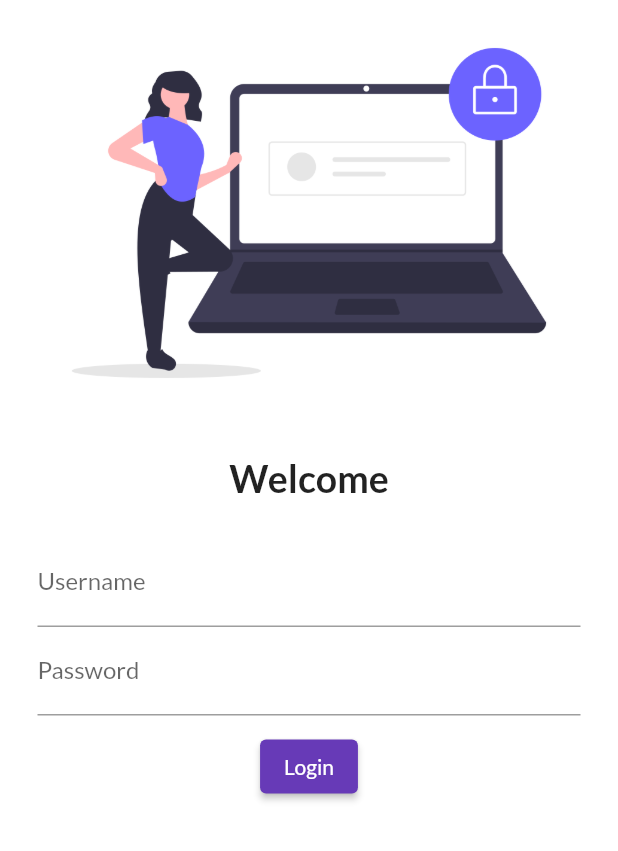
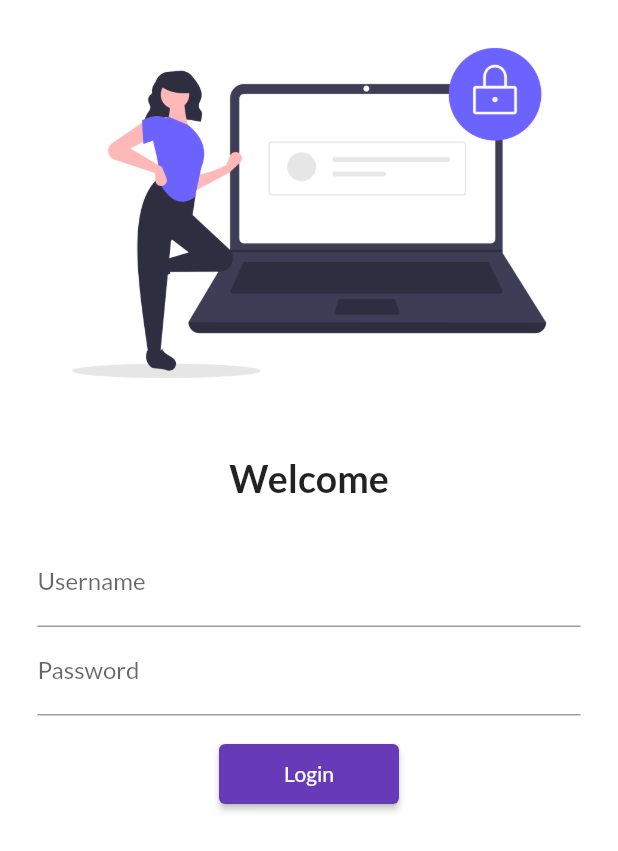
Before and after one commit to imsachinshah/catalog_app, a Flutter app: the screen it shows after launch, on a phone screen of 412 x 824 dp. Shown: the top 851 px of the screen. Run offline on Flutter 3.47's test engine with Material 2 defaults, Android fonts, the phone set to English and light mode, and no system bars; our stand-ins replace google_fonts.

Commit message:
Day 5 completed

```diff
--- a/lib/main.dart
+++ b/lib/main.dart
@@ -1,5 +1,6 @@
 import 'package:catalog_app/pages/home_page.dart';
 import 'package:catalog_app/pages/login_page.dart';
+import 'package:catalog_app/utils/routes.dart';
 import 'package:flutter/material.dart';
 import 'package:google_fonts/google_fonts.dart';
 
@@ -22,11 +23,11 @@ class MyApp extends StatelessWidget {
         primaryTextTheme: GoogleFonts.latoTextTheme()
       ),
       darkTheme: ThemeData(brightness: Brightness.dark),
-      initialRoute: "/login",
+      initialRoute: MyRoutes.loginRoute,
       routes: {
         "/": (context) => HomePage(),
-        "/login": (context) => LoginPage(),
-        "/home": (context) => HomePage()
+        MyRoutes.loginRoute: (context) => LoginPage(),
+        MyRoutes.homeRoute: (context) => HomePage()
       },
     );
   }
--- a/lib/pages/login_page.dart
+++ b/lib/pages/login_page.dart
@@ -1,3 +1,4 @@
+import 'package:catalog_app/utils/routes.dart';
 import 'package:flutter/material.dart';
 
 class LoginPage extends StatelessWidget {
@@ -7,6 +8,7 @@ class LoginPage extends StatelessWidget {
   Widget build(BuildContext context) {
     return Material(
       color: Colors.white,
+      child: SingleChildScrollView(
         child: Column(
           children: [
             Image.asset(
@@ -44,18 +46,20 @@ class LoginPage extends StatelessWidget {
                     ),
                   ),
                   const SizedBox(
-                  height: 10,
+                    height: 15,
                   ),
                   ElevatedButton(
                       onPressed: () {
-                      print("I am Clicked");
+                        Navigator.pushNamed(context, MyRoutes.homeRoute);
                       },
+                      style: TextButton.styleFrom(minimumSize: Size(120, 40)),
                       child: const Text('Login'))
                 ],
               ),
             )
           ],
         ),
+      ),
     );
   }
 }
--- /dev/null
+++ b/lib/utils/routes.dart
@@ -0,0 +1,5 @@
+class MyRoutes {
+  static String loginRoute = '/login';
+  static String homeRoute = '/home';
+
+}
```
Lines whose indentation alone changed are shown as unchanged.
